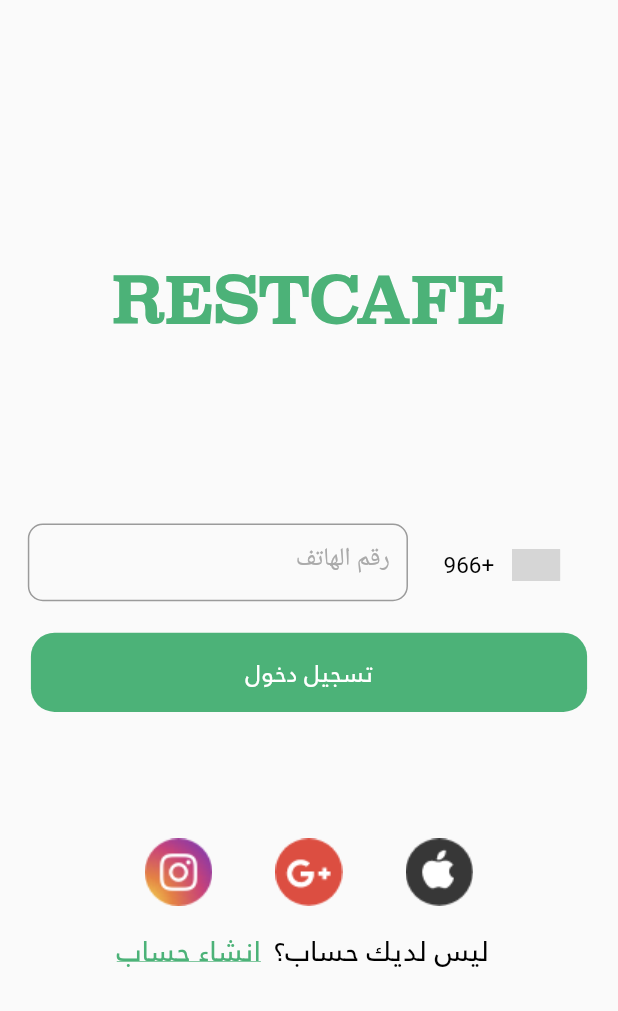
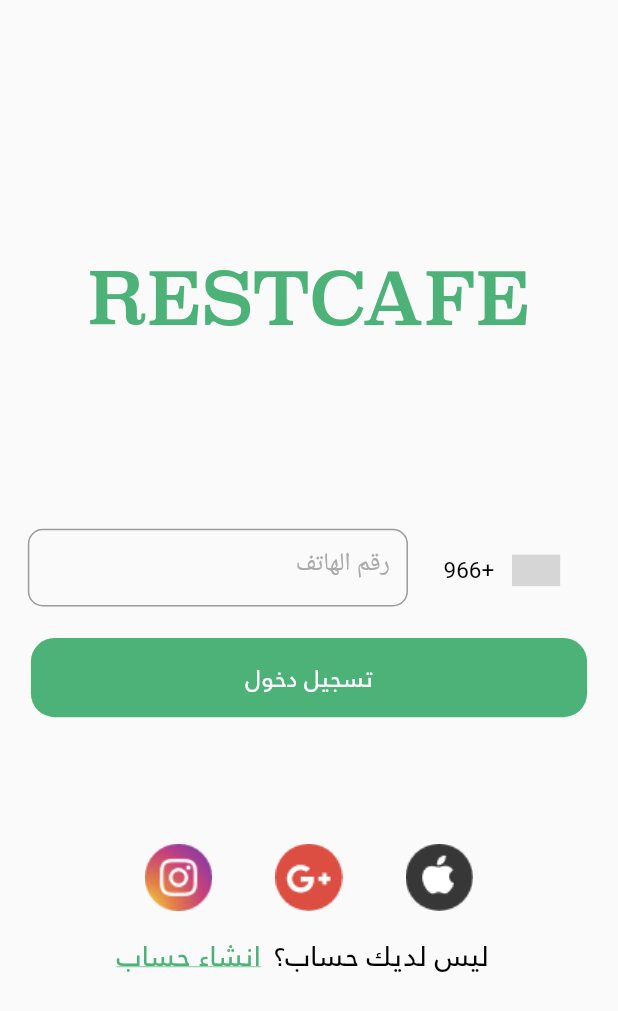
Before and after one commit to mualii/rest_cafe, a Flutter app: the screen it shows after launch, on a phone screen of 412 x 824 dp. Shown: the top 1011 px of the screen. Run offline on Flutter 3.47's test engine with Material 2 defaults, Android fonts, the phone set to English and light mode, and no system bars; drawn by our look-alikes of intl_phone_number_input; our stand-ins replace awesome_dialog, badges, bloc, easy_localization, flutter_bloc, flutter_rating_bar and 3 more; grey boxes are pictures that could not be loaded.

Commit message:
Apk v3.2 done 2

```diff
--- a/lib/modules/login_screen/loginScreen.dart
+++ b/lib/modules/login_screen/loginScreen.dart
@@ -24,9 +24,9 @@ class LoginScreen extends StatelessWidget {
                 style: TextStyle(
                   fontFamily: "Superclarendon",
                   color: Color(0xff4CB278),
-                  fontSize: 40.sp,
-                  fontWeight: FontWeight.w700,
-                  fontStyle: FontStyle.normal,
+                  fontSize: 45.sp,
+                  // fontWeight: FontWeight.w700,
+                  // fontStyle: FontStyle.normal,
                 ),
               ),
               //   myTitle(title: "RESTCAFE", font: 50.sp, color: color1,),
--- a/lib/modules/splash_screen/splashScreen.dart
+++ b/lib/modules/splash_screen/splashScreen.dart
@@ -38,9 +38,8 @@ class _SplashScreenState extends State<SplashScreen> {
           style: TextStyle(
             fontFamily: "Superclarendon",
             color: Color(0xff4CB278),
-            fontSize: 40.sp,
-            fontWeight: FontWeight.w700,
-            fontStyle: FontStyle.normal,
+            fontSize: 50.sp,
+            // fontStyle: FontStyle.normal,
           ),
         ),
       ),
```
